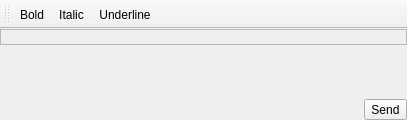
This is Quazaa/UI/widgetchatinput.ui in c3c/quazaa as Qt 5 draws it before an edit. The edited form follows.
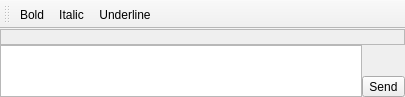
This is the edited form. Icons and pictures are not drawn. Custom widgets are drawn as their Qt base class.

Commit message:
Returned to using WidgetReturnEmitTextEdit for IRC chat input.
Modified completer to accept either a WidgetReturnEmitTextEdit or
HistoryLineEdit for input.

Patch:
```diff
--- a/Quazaa/UI/widgetchatinput.ui
+++ b/Quazaa/UI/widgetchatinput.ui
@@ -2,30 +2,39 @@
 <ui version="4.0">
  <class>WidgetChatInput</class>
  <widget class="QMainWindow" name="WidgetChatInput">
+  <property name="enabled">
+   <bool>true</bool>
+  </property>
   <property name="geometry">
    <rect>
     <x>0</x>
     <y>0</y>
-    <width>407</width>
-    <height>120</height>
+    <width>405</width>
+    <height>97</height>
    </rect>
   </property>
   <property name="sizePolicy">
-   <sizepolicy hsizetype="Preferred" vsizetype="Fixed">
+   <sizepolicy hsizetype="Expanding" vsizetype="Preferred">
     <horstretch>0</horstretch>
     <verstretch>0</verstretch>
    </sizepolicy>
   </property>
   <property name="minimumSize">
    <size>
-    <width>407</width>
-    <height>120</height>
+    <width>0</width>
+    <height>97</height>
    </size>
   </property>
   <property name="maximumSize">
    <size>
     <width>16777215</width>
-    <height>120</height>
+    <height>133</height>
+   </size>
+  </property>
+  <property name="baseSize">
+   <size>
+    <width>0</width>
+    <height>97</height>
    </size>
   </property>
   <property name="windowTitle">
@@ -65,11 +74,21 @@
       </property>
      </widget>
     </item>
-    <item row="1" column="0">
-     <layout class="QHBoxLayout" name="horizontalLayoutInput"/>
-    </item>
     <item row="1" column="1">
+     <widget class="QFrame" name="frame">
+      <property name="frameShape">
+       <enum>QFrame::NoFrame</enum>
+      </property>
+      <property name="frameShadow">
+       <enum>QFrame::Raised</enum>
+      </property>
      <layout class="QVBoxLayout" name="verticalLayout">
+       <property name="spacing">
+        <number>0</number>
+       </property>
+       <property name="margin">
+        <number>0</number>
+       </property>
       <item>
        <spacer name="verticalSpacer">
         <property name="orientation">
@@ -98,6 +117,17 @@
        </widget>
       </item>
      </layout>
+     </widget>
+    </item>
+    <item row="1" column="0">
+     <widget class="WidgetReturnEmitTextEdit" name="textEditInput">
+      <property name="sizePolicy">
+       <sizepolicy hsizetype="Expanding" vsizetype="Preferred">
+        <horstretch>0</horstretch>
+        <verstretch>0</verstretch>
+       </sizepolicy>
+      </property>
+     </widget>
     </item>
    </layout>
   </widget>
@@ -170,6 +200,13 @@
    </property>
   </action>
  </widget>
+ <customwidgets>
+  <customwidget>
+   <class>WidgetReturnEmitTextEdit</class>
+   <extends>QTextEdit</extends>
+   <header>widgetreturnemittextedit.h</header>
+  </customwidget>
+ </customwidgets>
  <resources>
   <include location="../Resource.qrc"/>
  </resources>
```
Lines whose indentation alone changed are shown as unchanged. The commit also changes 14 other files.
